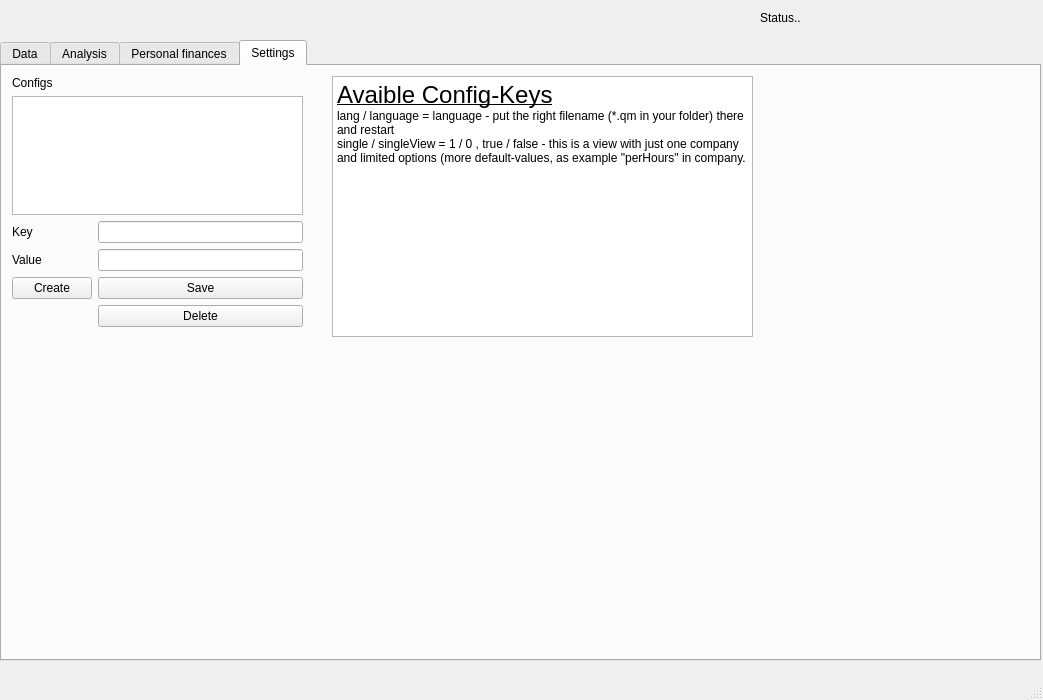
This is gui.ui in hersche/jobManagement as Qt 5 draws it before an edit. The edited form follows.
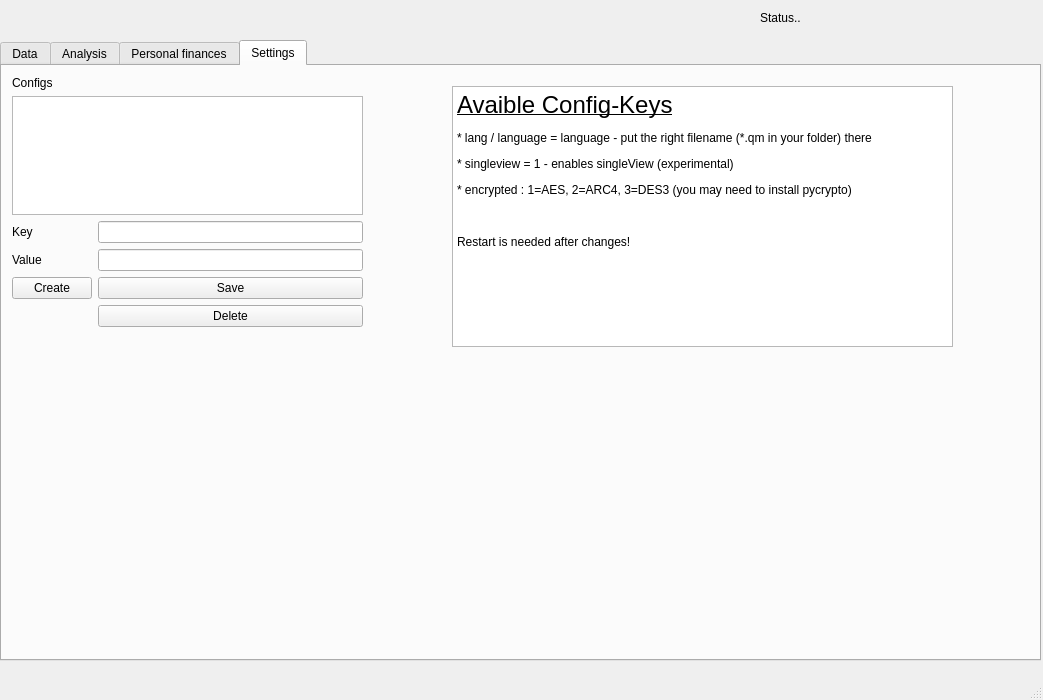
This is the edited form. The open tabs and pages were chosen to show the change.

Commit message: fix singleview, use credits too in summary (overallview) and do first cryptotrys (not for saving, but it comes.. example: console + configkey encrypted != 1-3

The edit to the form file:
```diff
--- a/gui.ui
+++ b/gui.ui
@@ -1575,7 +1575,7 @@
        <rect>
         <x>10</x>
         <y>10</y>
-        <width>291</width>
+        <width>351</width>
         <height>251</height>
        </rect>
       </property>
@@ -1639,9 +1639,9 @@
      <widget class="QTextEdit" name="textEdit">
       <property name="geometry">
        <rect>
-        <x>330</x>
-        <y>10</y>
-        <width>421</width>
+        <x>450</x>
+        <y>20</y>
+        <width>501</width>
         <height>261</height>
        </rect>
       </property>
@@ -1656,10 +1656,13 @@
 &lt;html&gt;&lt;head&gt;&lt;meta name=&quot;qrichtext&quot; content=&quot;1&quot; /&gt;&lt;style type=&quot;text/css&quot;&gt;
 p, li { white-space: pre-wrap; }
 &lt;/style&gt;&lt;/head&gt;&lt;body style=&quot; font-family:'Sans Serif'; font-size:9pt; font-weight:400; font-style:normal;&quot;&gt;
-&lt;p style=&quot; margin-top:0px; margin-bottom:0px; margin-left:0px; margin-right:0px; -qt-block-indent:0; text-indent:0px;&quot;&gt;&lt;span style=&quot; font-size:18pt; text-decoration: underline;&quot;&gt;Avaible Config-Keys&lt;/span&gt;&lt;/p&gt;
-&lt;p style=&quot; margin-top:0px; margin-bottom:0px; margin-left:0px; margin-right:0px; -qt-block-indent:0; text-indent:0px;&quot;&gt;lang / language = language - put the right filename (*.qm in your folder) there and restart&lt;/p&gt;
-&lt;p style=&quot; margin-top:0px; margin-bottom:0px; margin-left:0px; margin-right:0px; -qt-block-indent:0; text-indent:0px;&quot;&gt;single / singleView = 1 / 0 , true / false - this is a view with just one company and limited options (more default-values, as example &amp;quot;perHours&amp;quot; in company.&lt;/p&gt;
-&lt;p style=&quot;-qt-paragraph-type:empty; margin-top:0px; margin-bottom:0px; margin-left:0px; margin-right:0px; -qt-block-indent:0; text-indent:0px;&quot;&gt;&lt;br /&gt;&lt;/p&gt;&lt;/body&gt;&lt;/html&gt;</string>
+&lt;p style=&quot; margin-top:12px; margin-bottom:12px; margin-left:0px; margin-right:0px; -qt-block-indent:0; text-indent:0px;&quot;&gt;&lt;span style=&quot; font-size:18pt; text-decoration: underline;&quot;&gt;Avaible Config-Keys&lt;/span&gt;&lt;/p&gt;
+&lt;p style=&quot; margin-top:12px; margin-bottom:12px; margin-left:0px; margin-right:0px; -qt-block-indent:0; text-indent:0px;&quot;&gt;* lang / language = language - put the right filename (*.qm in your folder) there&lt;/p&gt;
+&lt;p style=&quot; margin-top:12px; margin-bottom:12px; margin-left:0px; margin-right:0px; -qt-block-indent:0; text-indent:0px;&quot;&gt;* singleview = 1 - enables singleView (experimental)&lt;/p&gt;
+&lt;p style=&quot; margin-top:12px; margin-bottom:12px; margin-left:0px; margin-right:0px; -qt-block-indent:0; text-indent:0px;&quot;&gt;* encrypted : 1=AES, 2=ARC4, 3=DES3 (you may need to install pycrypto)&lt;/p&gt;
+&lt;p style=&quot;-qt-paragraph-type:empty; margin-top:12px; margin-bottom:12px; margin-left:0px; margin-right:0px; -qt-block-indent:0; text-indent:0px;&quot;&gt;&lt;br /&gt;&lt;/p&gt;
+&lt;p style=&quot; margin-top:12px; margin-bottom:12px; margin-left:0px; margin-right:0px; -qt-block-indent:0; text-indent:0px;&quot;&gt;Restart is needed after changes!&lt;/p&gt;
+&lt;p style=&quot;-qt-paragraph-type:empty; margin-top:12px; margin-bottom:12px; margin-left:0px; margin-right:0px; -qt-block-indent:0; text-indent:0px;&quot;&gt;&lt;br /&gt;&lt;/p&gt;&lt;/body&gt;&lt;/html&gt;</string>
       </property>
      </widget>
     </widget>
```
Left out of the diff: 8 changed lines with no effect on the pictures. The commit also changes 18 other files.
